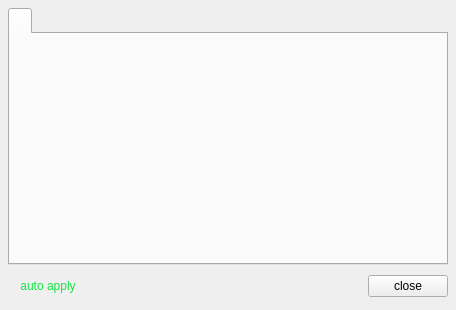
Old version of the form code/display/QtViewer/QtDataOptionsPanel.ui in the repository radio-astro/casa.
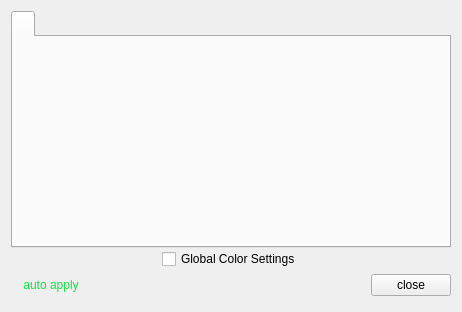
New version of the form.

Commit message: New Development: Yes             JIRA Issue: Yes CAS-4627         Ready for Test: Yes      Interface Changes: Yes What Interface Changed: Interface changes to support color transfer functionality          Test Programs: List test programs   Put in Release Notes: No              Module(s): Module Names change impacts.            Description: Added histogram to viewer to provide color transfer function support.

The edit to the form file:
```diff
--- a/code/display/QtViewer/QtDataOptionsPanel.ui
+++ b/code/display/QtViewer/QtDataOptionsPanel.ui
@@ -7,15 +7,15 @@
     <x>0</x>
     <y>0</y>
     <width>456</width>
-    <height>310</height>
+    <height>312</height>
    </rect>
   </property>
   <property name="windowTitle">
    <string>Data Display Options</string>
   </property>
-  <layout class="QVBoxLayout">
-   <property name="margin">
-    <number>8</number>
+  <layout class="QVBoxLayout" name="verticalLayout">
+   <property name="spacing">
+    <number>1</number>
    </property>
    <item>
     <widget class="QTabWidget" name="tabs_">
@@ -35,6 +35,43 @@
      </widget>
     </widget>
    </item>
+   <item>
+    <layout class="QHBoxLayout" name="horizontalLayout">
+     <item>
+      <spacer name="horizontalSpacer">
+       <property name="orientation">
+        <enum>Qt::Horizontal</enum>
+       </property>
+       <property name="sizeHint" stdset="0">
+        <size>
+         <width>40</width>
+         <height>20</height>
+        </size>
+       </property>
+      </spacer>
+     </item>
+     <item>
+      <widget class="QCheckBox" name="globalColorCheckBox">
+       <property name="text">
+        <string>Global Color Settings</string>
+       </property>
+      </widget>
+     </item>
+     <item>
+      <spacer name="horizontalSpacer_2">
+       <property name="orientation">
+        <enum>Qt::Horizontal</enum>
+       </property>
+       <property name="sizeHint" stdset="0">
+        <size>
+         <width>40</width>
+         <height>20</height>
+        </size>
+       </property>
+      </spacer>
+     </item>
+    </layout>
+   </item>
    <item>
     <layout class="QHBoxLayout">
      <item>
```
The commit also changes 40 other files.
